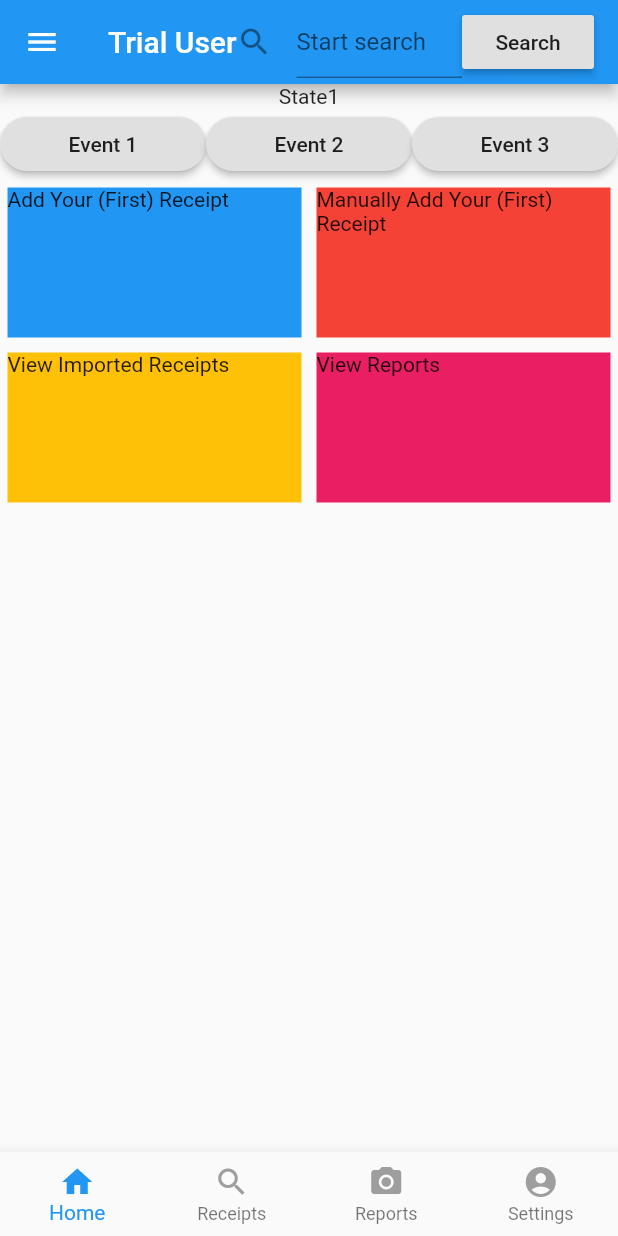
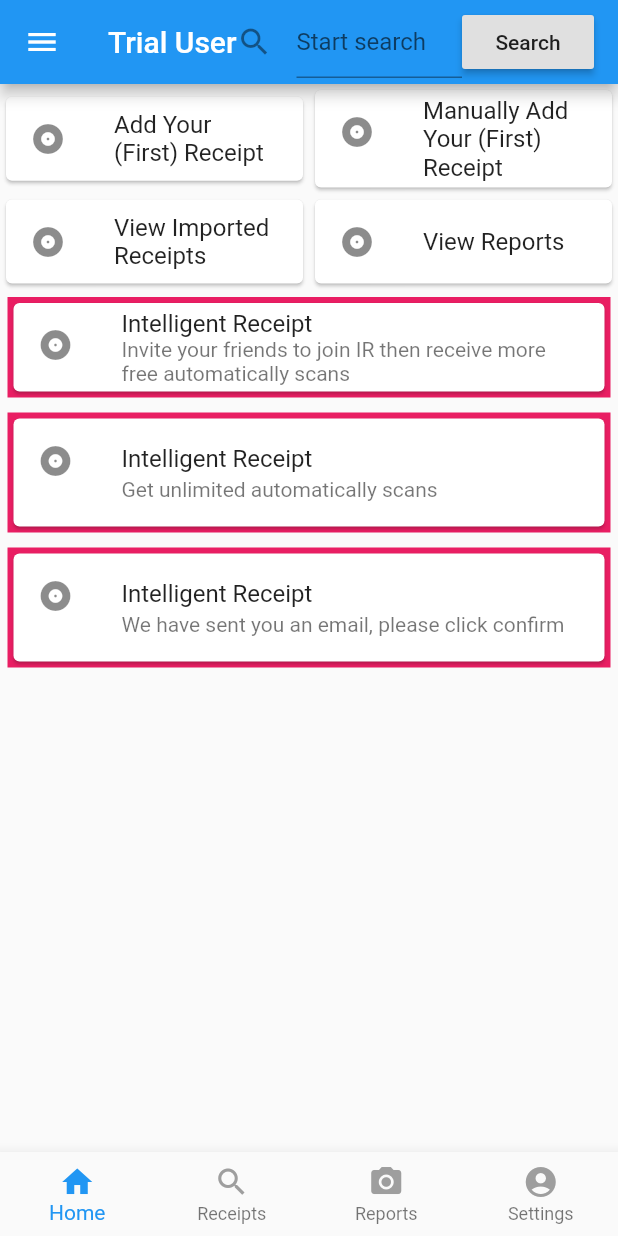
Before and after one commit to rong3000/ir, a Flutter app: the screen it shows after launch, on a phone screen of 412 x 824 dp. Run offline on Flutter 3.47's test engine with Material 2 defaults, Android fonts, the phone set to English and light mode, and no system bars; our stand-ins replace bloc, equatable, firebase_auth, flutter_bloc, font_awesome_flutter, google_sign_in and 1 more; accounts and stored records are empty.

Commit message:
Blocks built.

```diff
--- a/lib/pages/home_page.dart
+++ b/lib/pages/home_page.dart
@@ -46,95 +46,169 @@ class _HomePageState extends State<HomePage> {
             builder: (BuildContext context, HomeState state) {
               return Column(
                 children: <Widget>[
-                  MediaQuery.removePadding(
-                    removeTop: true,
-                    context: context,
-                    child: Text(state.toString()),
-                  ),
-                  Row(
+//                  MediaQuery.removePadding(
+//                    removeTop: true,
+//                    context: context,
+//                    child: Text(state.toString()),
+//                  ),
+//                  Row(
+//                    children: <Widget>[
+//                      Expanded(
+//                        child:
+//                        RaisedButton(
+//                          shape: RoundedRectangleBorder(
+//                            borderRadius: BorderRadius.circular(30.0),
+//                          ),
+//                          onPressed: () => {_homeBloc.dispatch(Event1())},
+//                          child: Text('Event 1'),
+//                        ),
+//                      ),
+//                      Expanded(
+//                        child:
+//                        RaisedButton(
+//                          shape: RoundedRectangleBorder(
+//                            borderRadius: BorderRadius.circular(30.0),
+//                          ),
+//                          onPressed: () => {_homeBloc.dispatch(Event2())},
+//                          child: Text('Event 2'),
+//                        ),
+//                      ),
+//                      Expanded(
+//                        child:
+//                        RaisedButton(
+//                          shape: RoundedRectangleBorder(
+//                            borderRadius: BorderRadius.circular(30.0),
+//                          ),
+//                          onPressed: () => {_homeBloc.dispatch(Event3())},
+//                          child: Text('Event 3'),
+//                        ),
+//                      ),
+//                    ],
+//                  ),
+                  Column(children: <Widget>[
+
+                    Row(
+                      children: <Widget>[
+                        Expanded(
+                          child: Card(
+                            child: Column(
+                              mainAxisSize: MainAxisSize.min,
+                              children: <Widget>[
+                                const ListTile(
+                                  leading: Icon(Icons.album),
+                                  title: Text('Add Your (First) Receipt'),
+                                ),
+                              ],
+                            ),
+                          ),
+
+                        ),
+                        Expanded(
+                          child: Card(
+                            child: Column(
+                              mainAxisSize: MainAxisSize.min,
+                              children: <Widget>[
+                                const ListTile(
+                                  leading: Icon(Icons.album),
+                                  title: Text('Manually Add Your (First) Receipt'),
+                                ),
+                              ],
+                            ),
+                          ),
+
+                        ),
+                      ],
+                    ),
+
+                    Row(
+                      children: <Widget>[
+                        Expanded(
+                          child: Card(
+                            child: Column(
+                              mainAxisSize: MainAxisSize.min,
+                              children: <Widget>[
+                                const ListTile(
+                                  leading: Icon(Icons.album),
+                                  title: Text('View Imported Receipts'),
+                                ),
+                              ],
+                            ),
+                          ),
+
+                        ),
+                        Expanded(
+                          child: Card(
+                            child: Column(
+                              mainAxisSize: MainAxisSize.min,
+                              children: <Widget>[
+                                const ListTile(
+                                  leading: Icon(Icons.album),
+                                  title: Text('View Reports'),
+                                ),
+                              ],
+                            ),
+                          ),
+
+                        ),
+                      ],
+                    ),
+                  ],),
+                  Expanded(child:
+                  Column(
                     children: <Widget>[
-                      Expanded(
-                        child:
-                        RaisedButton(
-                          shape: RoundedRectangleBorder(
-                            borderRadius: BorderRadius.circular(30.0),
+                      Container(
+                        color: Colors.pink,
+                        margin: EdgeInsets.all(5),
+                        child:Card(
+                          child: Column(
+                            mainAxisSize: MainAxisSize.min,
+                            children: <Widget>[
+                              const ListTile(
+                                leading: Icon(Icons.album),
+                                title: Text('Intelligent Receipt'),
+                                subtitle:
+                                Text('Invite your friends to join IR then receive more free automatically scans'),
+                              ),
+                            ],
                           ),
-                          onPressed: () => {_homeBloc.dispatch(Event1())},
-                          child: Text('Event 1'),
                         ),
                       ),
-                      Expanded(
-                        child:
-                        RaisedButton(
-                          shape: RoundedRectangleBorder(
-                            borderRadius: BorderRadius.circular(30.0),
+                      Container(
+                        color: Colors.pink,
+                        margin: EdgeInsets.all(5),
+                        child:Card(
+                          child: Column(
+                            mainAxisSize: MainAxisSize.min,
+                            children: <Widget>[
+                              const ListTile(
+                                leading: Icon(Icons.album),
+                                title: Text('Intelligent Receipt'),
+                                subtitle:
+                                Text('Get unlimited automatically scans'),
+                              ),
+                            ],
                           ),
-                          onPressed: () => {_homeBloc.dispatch(Event2())},
-                          child: Text('Event 2'),
                         ),
                       ),
-                      Expanded(
-                        child:
-                        RaisedButton(
-                          shape: RoundedRectangleBorder(
-                            borderRadius: BorderRadius.circular(30.0),
+                      Container(
+                        color: Colors.pink,
+                        margin: EdgeInsets.all(5),
+                        child:Card(
+                          child: Column(
+                            mainAxisSize: MainAxisSize.min,
+                            children: <Widget>[
+                              const ListTile(
+                                leading: Icon(Icons.album),
+                                title: Text('Intelligent Receipt'),
+                                subtitle:
+                                Text('We have sent you an email, please click confirm'),
+                              ),
+                            ],
                           ),
-                          onPressed: () => {_homeBloc.dispatch(Event3())},
-                          child: Text('Event 3'),
                         ),
                       ),
                     ],
-                  ),
-                  Expanded(
-                    child: Column(
-                      children: <Widget>[
-                        Row(
-                          children: <Widget>[
-                            Expanded(
-                              child: Container(
-                                height: 100.0,
-                                color: Colors.blue,
-                                margin: EdgeInsets.all(5),
-                                child:
-                                Text('Add Your (First) Receipt'),
-                              ),
-                            ),
-                            Expanded(
-                              child: Container(
-                                height: 100.0,
-                                color: Colors.red,
-                                margin: EdgeInsets.all(5),
-                                child:
-                                Text('Manually Add Your (First) Receipt'),
-                              ),
-                            ),
-                          ],
-                        ),
-                        Row(
-                          children: <Widget>[
-                            Expanded(
-                              child: Container(
-                                height: 100.0,
-                                color: Colors.amber,
-                                margin: EdgeInsets.all(5),
-                                child:
-                                Text('View Imported Receipts'),
-                              ),
-                            ),
-                            Expanded(
-                              child: Container(
-                                height: 100.0,
-                                color: Colors.pink,
-                                margin: EdgeInsets.all(5),
-                                child:
-                                Text('View Reports'),
-                              ),
-                            ),
-                          ],
-                        ),
-                      ],
-                    ),
-                  ),
+                  ),),
                 ],
               );
             }));
```
Also changed, not shown: pubspec.lock.
